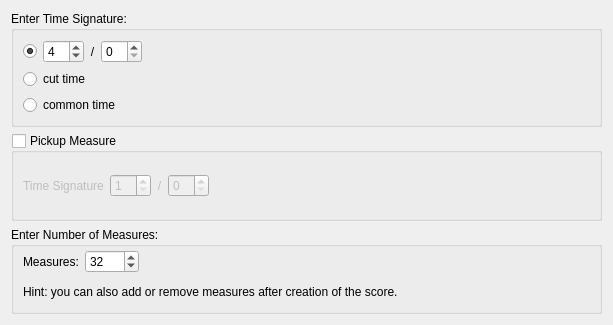
Old version of the form mscore/mscore/timesigwizard.ui in the repository musescore/musescore-old.
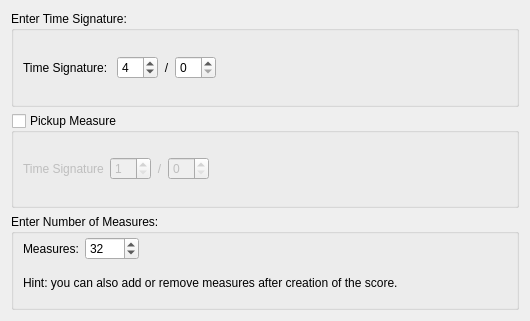
New version of the form. Custom widgets are drawn as their Qt base class.

Patch:
```diff
--- a/mscore/mscore/timesigwizard.ui
+++ b/mscore/mscore/timesigwizard.ui
@@ -6,8 +6,8 @@
    <rect>
     <x>0</x>
     <y>0</y>
-    <width>613</width>
-    <height>322</height>
+    <width>530</width>
+    <height>321</height>
    </rect>
   </property>
   <property name="windowTitle">
@@ -26,21 +26,13 @@
       <string>Enter Time Signature:</string>
      </property>
      <property name="flat">
-      <bool>false</bool>
-     </property>
-     <layout class="QVBoxLayout" name="verticalLayout">
-      <item>
-       <layout class="QHBoxLayout" name="horizontalLayout">
-        <property name="topMargin">
-         <number>0</number>
-        </property>
-        <item>
-         <widget class="QRadioButton" name="tsFraction">
-          <property name="text">
-           <string notr="true"/>
-          </property>
-          <property name="checked">
            <bool>true</bool>
+     </property>
+     <layout class="QHBoxLayout">
+      <item>
+       <widget class="QLabel" name="label_3">
+        <property name="text">
+         <string>Time Signature: </string>
           </property>
          </widget>
         </item>
@@ -81,7 +73,7 @@
          </widget>
         </item>
         <item>
-         <spacer name="horizontalSpacer">
+       <spacer>
           <property name="orientation">
            <enum>Qt::Horizontal</enum>
           </property>
@@ -92,22 +84,6 @@
            </size>
           </property>
          </spacer>
-        </item>
-       </layout>
-      </item>
-      <item>
-       <widget class="QRadioButton" name="tsCutTime">
-        <property name="text">
-         <string notr="true">cut time</string>
-        </property>
-       </widget>
-      </item>
-      <item>
-       <widget class="QRadioButton" name="tsCommonTime">
-        <property name="text">
-         <string notr="true">common time</string>
-        </property>
-       </widget>
       </item>
      </layout>
     </widget>
@@ -118,7 +94,7 @@
       <string>Pickup Measure</string>
      </property>
      <property name="flat">
-      <bool>false</bool>
+      <bool>true</bool>
      </property>
      <property name="checkable">
       <bool>true</bool>
@@ -192,7 +168,7 @@
       <string>Enter Number of Measures:</string>
      </property>
      <property name="flat">
-      <bool>false</bool>
+      <bool>true</bool>
      </property>
      <layout class="QGridLayout">
       <property name="topMargin">
```
Lines whose indentation alone changed are shown as unchanged.
